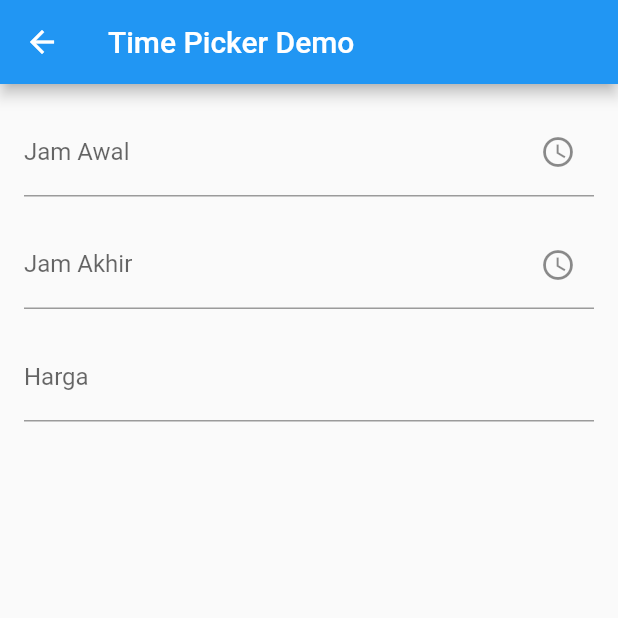
After one commit to nrcloudd/futsalandroid, a Flutter app: the TimePickerPage screen opened directly, on a phone screen of 412 x 824 dp, the top half of it. The commit adds this screen. Run offline on Flutter 3.47's test engine with Material 2 defaults, Android fonts, the phone set to English and light mode, and no system bars; our stand-ins replace image_picker, shared_preferences; accounts and stored records are empty.

Commit message:
peminjaman update
file nyoba.dart jgn diapus dulu buat testing2 kode

```diff
--- /dev/null
+++ b/flutter_futsal/lib/nyoba.dart
@@ -0,0 +1,110 @@
+import 'package:flutter/material.dart';
+import 'package:flutter/cupertino.dart';
+
+class TimePickerPage extends StatefulWidget {
+  @override
+  _TimePickerPageState createState() => _TimePickerPageState();
+}
+
+class _TimePickerPageState extends State<TimePickerPage> {
+  TextEditingController _startTimeController = TextEditingController();
+  TextEditingController _endTimeController = TextEditingController();
+  TextEditingController _hargaController = TextEditingController();
+
+  TimeOfDay _selectedStartTime = TimeOfDay.now();
+  TimeOfDay _selectedEndTime = TimeOfDay.now();
+
+  @override
+  void dispose() {
+    _startTimeController.dispose();
+    _endTimeController.dispose();
+    _hargaController.dispose();
+    super.dispose();
+  }
+
+  Future<void> _selectStartTime(BuildContext context) async {
+    final TimeOfDay? selectedTime = await showTimePicker(
+      context: context,
+      initialTime: _selectedStartTime,
+    );
+
+    if (selectedTime != null) {
+      setState(() {
+        _selectedStartTime = selectedTime;
+        _startTimeController.text = selectedTime.format(context);
+        _calculateHarga();
+      });
+    }
+  }
+
+  Future<void> _selectEndTime(BuildContext context) async {
+    final TimeOfDay? selectedTime = await showTimePicker(
+      context: context,
+      initialTime: _selectedEndTime,
+    );
+
+    if (selectedTime != null) {
+      setState(() {
+        _selectedEndTime = selectedTime;
+        _endTimeController.text = selectedTime.format(context);
+        _calculateHarga();
+      });
+    }
+  }
+
+  void _calculateHarga() {
+    if (_selectedStartTime != null && _selectedEndTime != null) {
+      final int minDifference=
+          _selectedEndTime.minute - _selectedStartTime.minute;
+      final int hourDifference =
+          (_selectedEndTime.hour - _selectedStartTime.hour)*60;
+      final double harga = (minDifference + hourDifference) * 100000/60;
+
+      _hargaController.text = harga.toString();
+    }
+  }
+
+  @override
+  Widget build(BuildContext context) {
+    return Scaffold(
+      appBar: AppBar(
+        title: Text('Time Picker Demo'),
+      ),
+      body: Padding(
+        padding: EdgeInsets.all(16.0),
+        child: Column(
+          crossAxisAlignment: CrossAxisAlignment.stretch,
+          children: [
+            TextField(
+              controller: _startTimeController,
+              readOnly: true,
+              onTap: () => _selectStartTime(context),
+              decoration: InputDecoration(
+                labelText: 'Jam Awal',
+                suffixIcon: Icon(Icons.access_time),
+              ),
+            ),
+            SizedBox(height: 16.0),
+            TextField(
+              controller: _endTimeController,
+              readOnly: true,
+              onTap: () => _selectEndTime(context),
+              decoration: InputDecoration(
+                labelText: 'Jam Akhir',
+                suffixIcon: Icon(Icons.access_time),
+              ),
+            ),
+            SizedBox(height: 16.0),
+            TextField(
+              controller: _hargaController,
+              readOnly: true,
+              decoration: InputDecoration(
+                labelText: 'Harga',
+              ),
+            ),
+          ],
+        ),
+      ),
+    );
+  }
+}
--- a/flutter_futsal/lib/splash_page.dart
+++ b/flutter_futsal/lib/splash_page.dart
@@ -1,6 +1,7 @@
 import 'package:flutter_futsal/home.dart';
-
+import 'nyoba.dart';
 import 'login.dart';
+import 'peminjaman.dart';
 import 'package:flutter/material.dart';
 
 class SplashScreen extends StatefulWidget {
@@ -35,7 +36,7 @@ class _SplashScreenState extends State<SplashScreen>
 
   void navigationPage() {
     Navigator.of(context)
-        .pushReplacement(MaterialPageRoute(builder: (_) => Login()));
+        .pushReplacement(MaterialPageRoute(builder: (_) => PeminjamanPage()));
   }
 
   Widget build(BuildContext context) {
```
Also changed, not shown: flutter_futsal/lib/peminjaman.dart (+78 -25 lines).
